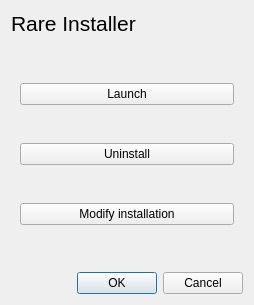
Dummerle/RareUpdater, file RareUpdater/rareupdater.ui: the form before one commit.
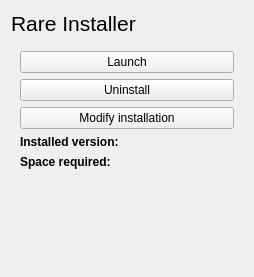
The form after the commit. The open tabs and pages were chosen to show the change.

Commit message: Add git version and show some information on installed page

```diff
--- a/RareUpdater/rareupdater.ui
+++ b/RareUpdater/rareupdater.ui
@@ -6,8 +6,8 @@
    <rect>
     <x>0</x>
     <y>0</y>
-    <width>447</width>
-    <height>374</height>
+    <width>366</width>
+    <height>290</height>
    </rect>
   </property>
   <property name="windowTitle">
@@ -133,6 +133,48 @@
          </property>
         </widget>
        </item>
+       <item>
+        <layout class="QFormLayout" name="formLayout">
+         <item row="0" column="0">
+          <widget class="QLabel" name="installed_version_label">
+           <property name="font">
+            <font>
+             <bold>true</bold>
+            </font>
+           </property>
+           <property name="text">
+            <string>Installed version:</string>
+           </property>
+          </widget>
+         </item>
+         <item row="0" column="1">
+          <widget class="QLabel" name="installed_info">
+           <property name="text">
+            <string/>
+           </property>
+          </widget>
+         </item>
+         <item row="1" column="0">
+          <widget class="QLabel" name="space_label">
+           <property name="font">
+            <font>
+             <bold>true</bold>
+            </font>
+           </property>
+           <property name="text">
+            <string>Space required: </string>
+           </property>
+          </widget>
+         </item>
+         <item row="1" column="1">
+          <widget class="QLabel" name="space_info">
+           <property name="text">
+            <string/>
+           </property>
+          </widget>
+         </item>
+        </layout>
+       </item>
       </layout>
      </widget>
      <widget class="QWidget" name="update_page">
@@ -207,13 +249,6 @@
      </widget>
     </widget>
    </item>
-   <item>
-    <widget class="QDialogButtonBox" name="buttonBox">
-     <property name="standardButtons">
-      <set>QDialogButtonBox::Cancel|QDialogButtonBox::Ok</set>
-     </property>
-    </widget>
-   </item>
   </layout>
  </widget>
  <resources/>
```
The commit also changes 4 other files.
